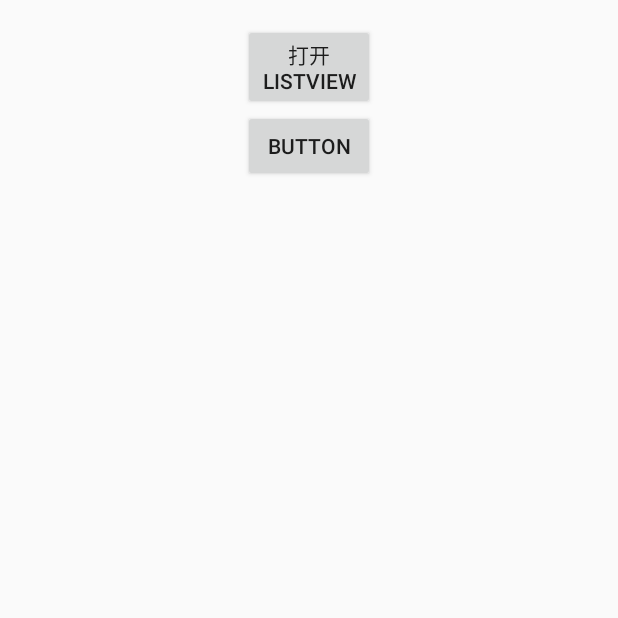
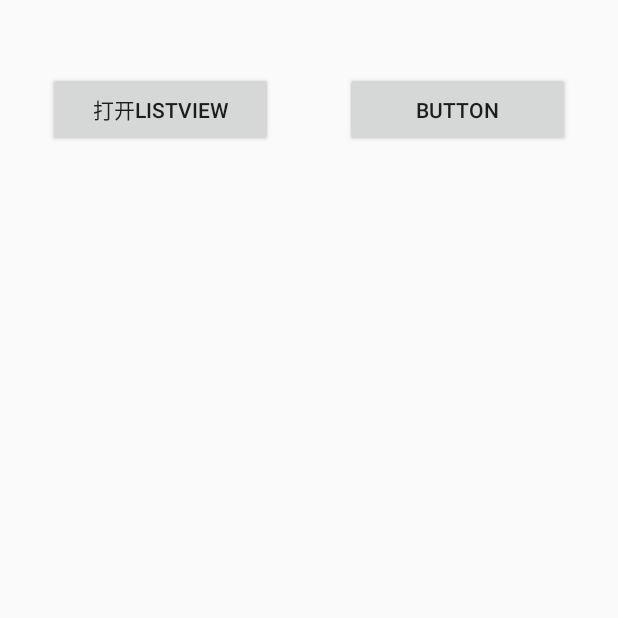
Before and after one commit to DiaoMengQ/AndroiDevUsingJava, an Android app: the screen it shows after launch (MainActivity), on a phone screen of 412 x 824 dp, the top half of it. Run offline under Robolectric (Android 15) with nearby library versions, the light colour scheme and no system bars; libraries missing offline, so code that uses them is left out: com.badoo.mobile.

Commit message:
add size value dimens.xml
Signed-off-by: DiaoMnegQ <dmq1212@qq.com>

```diff
--- a/app/src/main/res/layout/activity_main.xml
+++ b/app/src/main/res/layout/activity_main.xml
@@ -6,12 +6,10 @@
     android:layout_width="match_parent"
     android:layout_height="match_parent"
     tools:context=".ui.activity.MainActivity"
-    android:id="@+id/mainActivity"
-    >
-
+    android:id="@+id/mainActivity">
 
     <LinearLayout
-        android:layout_width="wrap_content"
+        android:layout_width="0dp"
         android:layout_height="match_parent"
         android:layout_marginTop="16dp"
         android:orientation="vertical"
@@ -20,24 +18,31 @@
         app:layout_constraintStart_toStartOf="parent"
         app:layout_constraintTop_toTopOf="parent">
 
+        <LinearLayout
+            android:layout_width="match_parent"
+            android:layout_height="match_parent"
+            android:orientation="horizontal"
+            android:padding="32sp">
+
             <Button
                 android:id="@+id/btn_toListView"
+                android:layout_width="@dimen/width4btn"
+                android:layout_height="@dimen/height4btn"
+                android:padding="@dimen/padding4button"
+                android:text="打开listVIEW" />
+
+            <Space
                 android:layout_width="wrap_content"
                 android:layout_height="wrap_content"
-            android:width="20sp"
-            android:text="打开listVIEW"
-            android:padding="10sp"
-            tools:layout_conversion_absoluteHeight="55dp"
-            tools:layout_conversion_absoluteWidth="88dp" />
+                android:layout_weight="1" />
 
             <Button
                 android:id="@+id/btn_test"
-            android:layout_width="wrap_content"
-            android:layout_height="wrap_content"
-            android:text="Button"
-            android:padding="10sp"
-            tools:layout_conversion_absoluteHeight="48dp"
-            tools:layout_conversion_absoluteWidth="88dp" />
+                android:layout_width="@dimen/width4btn"
+                android:layout_height="@dimen/height4btn"
+                android:padding="@dimen/padding4button"
+                android:text="Button" />
+        </LinearLayout>
 
     </LinearLayout>
 
--- /dev/null
+++ b/app/src/main/res/values/dimens.xml
@@ -0,0 +1,6 @@
+<?xml version="1.0" encoding="utf-8"?>
+<resources>
+    <dimen name="padding4button">10sp</dimen>
+    <dimen name="width4btn">150dp</dimen>
+    <dimen name="height4btn">50dp</dimen>
+</resources>
```
Lines whose indentation alone changed are shown as unchanged.
